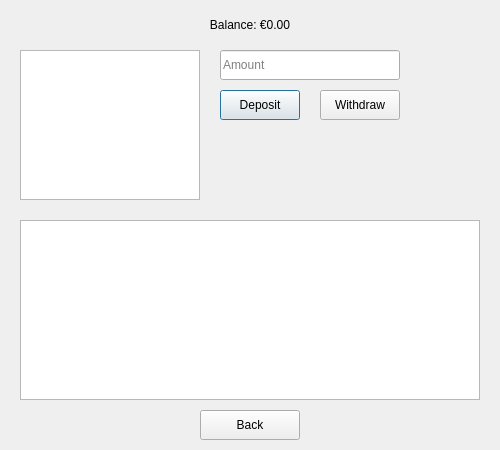
Above: gui/DepositWithdrawDialog.ui from guikae06/MiniBankSystem before the change. Below: the same form after it.
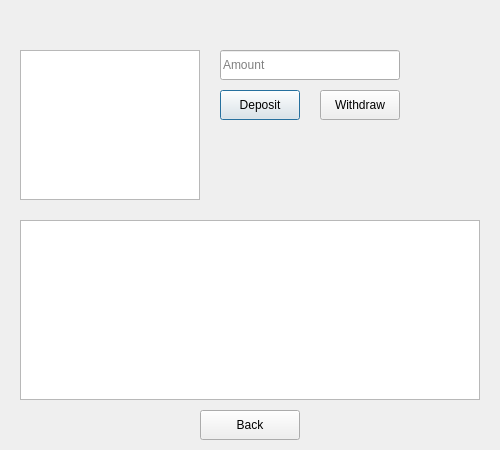
That is the form after the change.

Commit message: deleted balance

The edit to the form file:
```diff
--- a/gui/DepositWithdrawDialog.ui
+++ b/gui/DepositWithdrawDialog.ui
@@ -13,26 +13,6 @@
   <property name="windowTitle">
    <string>Deposit / Withdraw</string>
   </property>
-
-  <!-- Balance display -->
-  <widget class="QLabel" name="balanceLabel">
-   <property name="geometry">
-    <rect>
-     <x>20</x>
-     <y>10</y>
-     <width>460</width>
-     <height>30</height>
-    </rect>
-   </property>
-   <property name="text">
-    <string>Balance: €0.00</string>
-   </property>
-   <property name="alignment">
-    <set>Qt::AlignCenter</set>
-   </property>
-  </widget>
-
-  <!-- List of accounts -->
   <widget class="QListWidget" name="accountList">
    <property name="geometry">
     <rect>
```
Left out of the diff: 10 changed lines with no effect on the pictures.
